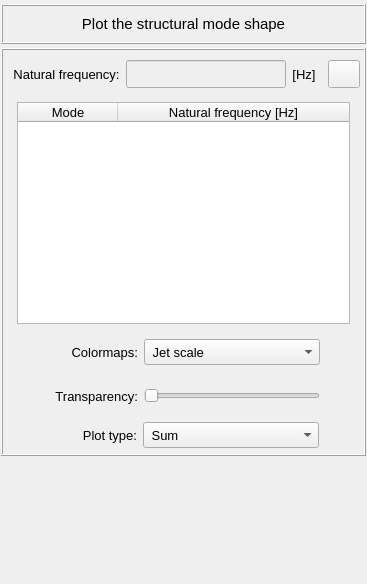
Old version of the form vibra/interface/data/ui_files/plots/structural/structural_mode_shape_inputs.ui in the repository MOPT-UFSC/VIBRA.
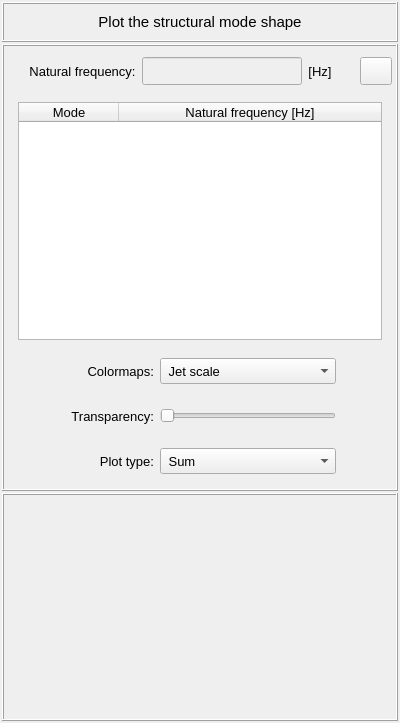
New version of the form. Icons and pictures are not drawn.

The edit to the form file:
```diff
--- a/vibra/interface/data/ui_files/plots/structural/structural_mode_shape_inputs.ui
+++ b/vibra/interface/data/ui_files/plots/structural/structural_mode_shape_inputs.ui
@@ -6,8 +6,8 @@
    <rect>
     <x>0</x>
     <y>0</y>
-    <width>367</width>
-    <height>584</height>
+    <width>400</width>
+    <height>723</height>
    </rect>
   </property>
   <property name="maximumSize">
@@ -21,19 +21,52 @@
   </property>
   <layout class="QGridLayout" name="gridLayout_2">
    <property name="leftMargin">
-    <number>1</number>
+    <number>2</number>
    </property>
    <property name="topMargin">
-    <number>4</number>
+    <number>2</number>
    </property>
    <property name="rightMargin">
-    <number>1</number>
+    <number>2</number>
    </property>
    <property name="bottomMargin">
-    <number>4</number>
+    <number>2</number>
    </property>
    <property name="spacing">
-    <number>4</number>
+    <number>2</number>
+   </property>
+   <item row="0" column="0">
+    <widget class="QScrollArea" name="scrollArea">
+     <property name="frameShape">
+      <enum>QFrame::Shape::NoFrame</enum>
+     </property>
+     <property name="widgetResizable">
+      <bool>true</bool>
+     </property>
+     <widget class="QWidget" name="scrollAreaWidgetContents">
+      <property name="geometry">
+       <rect>
+        <x>0</x>
+        <y>0</y>
+        <width>396</width>
+        <height>719</height>
+       </rect>
+      </property>
+      <layout class="QGridLayout" name="gridLayout_7">
+       <property name="leftMargin">
+        <number>0</number>
+       </property>
+       <property name="topMargin">
+        <number>0</number>
+       </property>
+       <property name="rightMargin">
+        <number>0</number>
+       </property>
+       <property name="bottomMargin">
+        <number>0</number>
+       </property>
+       <property name="spacing">
+        <number>2</number>
    </property>
    <item row="0" column="0">
     <widget class="QFrame" name="frame_title">
@@ -118,6 +151,12 @@
    </item>
    <item row="1" column="0">
     <widget class="QFrame" name="frame_frequencies">
+         <property name="maximumSize">
+          <size>
+           <width>16777215</width>
+           <height>460</height>
+          </size>
+         </property>
      <property name="sizeIncrement">
       <size>
        <width>400</width>
@@ -154,6 +193,12 @@
       </property>
       <item row="1" column="0">
        <widget class="QFrame" name="frame_4">
+            <property name="maximumSize">
+             <size>
+              <width>16777215</width>
+              <height>250</height>
+             </size>
+            </property>
         <property name="frameShape">
          <enum>QFrame::Shape::NoFrame</enum>
         </property>
@@ -165,13 +210,13 @@
           <number>10</number>
          </property>
          <property name="topMargin">
-          <number>4</number>
+              <number>6</number>
          </property>
          <property name="rightMargin">
           <number>10</number>
          </property>
          <property name="bottomMargin">
-          <number>4</number>
+              <number>6</number>
          </property>
          <property name="spacing">
           <number>0</number>
@@ -181,13 +226,13 @@
            <property name="minimumSize">
             <size>
              <width>260</width>
-             <height>0</height>
+                 <height>160</height>
             </size>
            </property>
            <property name="maximumSize">
             <size>
              <width>16777215</width>
-             <height>600</height>
+                 <height>240</height>
             </size>
            </property>
            <property name="font">
@@ -366,7 +411,7 @@
         <property name="minimumSize">
          <size>
           <width>0</width>
-          <height>26</height>
+              <height>40</height>
          </size>
         </property>
         <property name="maximumSize">
@@ -854,15 +899,19 @@
      <property name="minimumSize">
       <size>
        <width>0</width>
-       <height>120</height>
+           <height>228</height>
       </size>
      </property>
      <property name="frameShape">
-      <enum>QFrame::Shape::NoFrame</enum>
+          <enum>QFrame::Shape::Box</enum>
      </property>
      <property name="frameShadow">
       <enum>QFrame::Shadow::Raised</enum>
      </property>
+        </widget>
+       </item>
+      </layout>
+     </widget>
     </widget>
    </item>
   </layout>
```
Left out of the diff: 4 changed lines with no effect on the pictures. Lines whose indentation alone changed are shown as unchanged.
